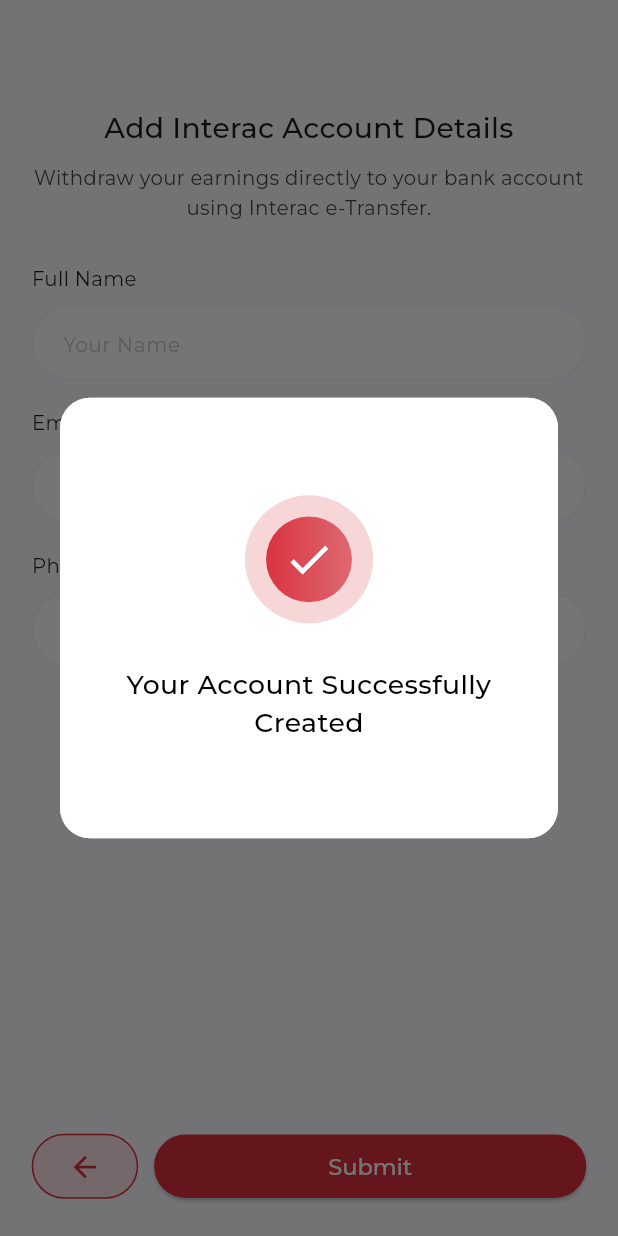
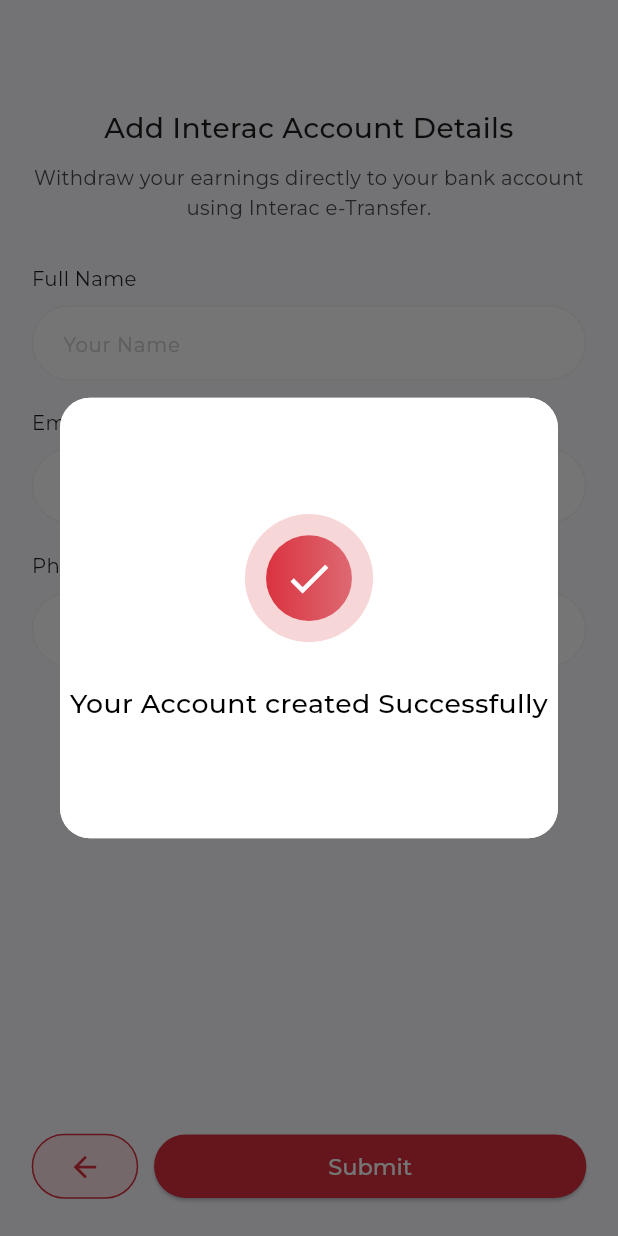
Before and after one commit to waleed-tafsol/beauty_near_sp, a Flutter app: the CardDetailsScreen screen opened by its route, after a tap on "Submit", on a phone screen of 412 x 824 dp. Run offline on Flutter 3.47's test engine with Material 3 defaults, Android fonts, the light colour scheme and no system bars; our stand-ins replace dropdown_button2, fl_chart, flutter_screenutil, flutter_svg, get_it, google_fonts and 4 more; accounts and stored records are empty.

Commit message:
feat(localization): enhance localization with new service-related strings and update UI to use localized text

```diff
--- a/lib/l10n/app_localizations.dart
+++ b/lib/l10n/app_localizations.dart
@@ -972,6 +972,132 @@
   /// In en, this message translates to:
   /// **'Add Service'**
   String get addService;
+
+  /// No description provided for @addServiceDetails.
+  ///
+  /// In en, this message translates to:
+  /// **'Add Service Details'**
+  String get addServiceDetails;
+
+  /// No description provided for @serviceName.
+  ///
+  /// In en, this message translates to:
+  /// **'Service Name'**
+  String get serviceName;
+
+  /// No description provided for @targetGender.
+  ///
+  /// In en, this message translates to:
+  /// **'Target Gender'**
+  String get targetGender;
+
+  /// No description provided for @selectGender.
+  ///
+  /// In en, this message translates to:
+  /// **'Select Gender'**
+  String get selectGender;
+
+  /// No description provided for @male.
+  ///
+  /// In en, this message translates to:
+  /// **'Male'**
+  String get male;
+
+  /// No description provided for @female.
+  ///
+  /// In en, this message translates to:
+  /// **'Female'**
+  String get female;
+
+  /// No description provided for @servicePrice.
+  ///
+  /// In en, this message translates to:
+  /// **'Service Price'**
+  String get servicePrice;
+
+  /// No description provided for @serviceDuration.
+  ///
+  /// In en, this message translates to:
+  /// **'Service Duration'**
+  String get serviceDuration;
+
+  /// No description provided for @yourServiceSuccessfullyCreated.
+  ///
+  /// In en, this message translates to:
+  /// **'Your Service Successfully Created'**
+  String get yourServiceSuccessfullyCreated;
+
+  /// No description provided for @create.
+  ///
+  /// In en, this message translates to:
+  /// **'Create'**
+  String get create;
+
+  /// No description provided for @addInteracAccountDetails.
+  ///
+  /// In en, this message translates to:
+  /// **'Add Interac Account Details'**
+  String get addInteracAccountDetails;
+
+  /// No description provided for @withdrawYourEarningsInterac.
+  ///
+  /// In en, this message translates to:
+  /// **'Withdraw your earnings directly to your bank account using Interac e-Transfer.'**
+  String get withdrawYourEarningsInterac;
+
+  /// No description provided for @currentPassword.
+  ///
+  /// In en, this message translates to:
+  /// **'Current Password'**
+  String get currentPassword;
+
+  /// No description provided for @newPassword.
+  ///
+  /// In en, this message translates to:
+  /// **'New Password'**
+  String get newPassword;
+
+  /// No description provided for @confirmNewPassword.
+  ///
+  /// In en, this message translates to:
+  /// **'Confirm New Password'**
+  String get confirmNewPassword;
+
+  /// No description provided for @iNeedYouToHelpMeWithTheFile.
+  ///
+  /// In en, this message translates to:
+  /// **'I need you to help me with the file.'**
+  String get iNeedYouToHelpMeWithTheFile;
+
+  /// No description provided for @whichOfTheFileTheOneYouGaveMeYesterday.
+  ///
+  /// In en, this message translates to:
+  /// **'Which of the file? The one you gave me yesterday?'**
+  String get whichOfTheFileTheOneYouGaveMeYesterday;
+
+  /// No description provided for @targetGenderForServices.
+  ///
+  /// In en, this message translates to:
+  /// **'Target Gender for Services'**
+  String get targetGenderForServices;
+
+  /// No description provided for @minSession.
+  ///
+  /// In en, this message translates to:
+  /// **'60 min session'**
+  String get minSession;
+
+  /// No description provided for @hello.
+  ///
+  /// In en, this message translates to:
+  /// **'Hello'**
+  String get hello;
+
+  /// No description provided for @myServices.
+  ///
+  /// In en, this message translates to:
+  /// **'My Services'**
+  String get myServices;
 }
 
 class _AppLocalizationsDelegate extends LocalizationsDelegate<AppLocalizations> {
--- a/lib/screens/card_details_screen.dart
+++ b/lib/screens/card_details_screen.dart
@@ -1,6 +1,7 @@
 import 'package:beauty_near_sp/screens/bot_nav_bar_page.dart';
 import 'package:beauty_near_sp/utils/assets.dart';
 import 'package:beauty_near_sp/utils/color_constant.dart';
+import 'package:beauty_near_sp/utils/extensions.dart';
 import 'package:beauty_near_sp/view_models/auth_view_model.dart';
 import 'package:beauty_near_sp/view_models/personal_information_view_model.dart';
 import 'package:beauty_near_sp/widgets/custom_back_button.dart';
@@ -31,7 +32,7 @@
 
                   Center(
                     child: Text(
-                      'Add Interac Account Details',
+                      context.localization.addInteracAccountDetails,
                       style: TextStyle(
                         fontSize: 20.sp,
                         fontWeight: FontWeight.w500,
@@ -43,7 +44,7 @@
                   SizedBox(height: 10.h),
                   Center(
                     child: Text(
-                      'Withdraw your earnings directly to your bank account using Interac e-Transfer.',
+                      context.localization.withdrawYourEarningsInterac,
                       style: TextStyle(
                         fontSize: 14.sp,
                         fontWeight: FontWeight.w400,
@@ -66,7 +67,7 @@
                     crossAxisAlignment: CrossAxisAlignment.start,
                     children: [
                       Text(
-                        'Full Name',
+                        context.localization.fullName,
                         textAlign: TextAlign.left,
                         style: TextStyle(
                           fontSize: 14.sp,
@@ -76,10 +77,10 @@
                       SizedBox(height: 8.h),
                       TextFormField(
                       //  controller: authViewModel.getInteracNameController,
-                          decoration: InputDecoration(hintText: 'Your Name')),
+                          decoration: InputDecoration(hintText: context.localization.yourName)),
                       SizedBox(height: 20.h),
                       Text(
-                        'Email Address',
+                        context.localization.emailAddress,
                         textAlign: TextAlign.left,
                         style: TextStyle(
                           fontSize: 14.sp,
@@ -90,11 +91,11 @@
                       TextFormField(
                         keyboardType: TextInputType.emailAddress,
                     //    controller: authViewModel.getInteracEmailController,
-                        decoration: InputDecoration(hintText: 'Your Email'),
+                        decoration: InputDecoration(hintText: context.localization.yourEmail),
                       ),
                       SizedBox(height: 20.h),
                       Text(
-                        'Phone Number',
+                        context.localization.phoneNumber,
                         textAlign: TextAlign.left,
                         style: TextStyle(
                           fontSize: 14.sp,
@@ -105,7 +106,7 @@
                       TextFormField(
                         keyboardType: TextInputType.phone,
                       //  controller: authViewModel.getInteracPhoneController,
-                        decoration: InputDecoration(hintText: 'Phone Number'),
+                        decoration: InputDecoration(hintText: context.localization.phoneNumber),
                       ),
                  /*     Text(
                         'Card Holder Name',
@@ -353,7 +354,7 @@
                       onPressed: () {
                         showSuccessDialog(
                           screenContext: context,
-                          desc: 'Your Account Successfully\nCreated',
+                          desc: context.localization.accountCreatedSuccessfully,
                           onSuccess: () {
                             Navigator.pushNamedAndRemoveUntil(
                               context,
@@ -363,7 +364,7 @@
                           },
                         );
                       },
-                      child: Text('Submit'),
+                      child: Text(context.localization.submit),
                     ),
                   ),
                 ],
```
Also changed, not shown: lib/l10n/app_en.arb (+22 -3 lines), lib/l10n/app_localizations_en.dart (+63 -0 lines), lib/l10n/app_localizations_es.dart (+63 -0 lines), lib/l10n/app_localizations_fr.dart (+63 -0 lines), lib/screens/add_service_screen.dart (+10 -10 lines), lib/screens/change_password_screen.dart (+9 -8 lines), lib/screens/chat_screen.dart (+13 -11 lines), lib/screens/gender_service_screen.dart (+5 -4 lines), lib/screens/home_screen.dart (+19 -19 lines).
